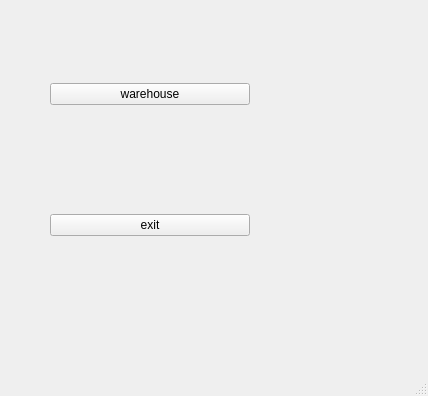
Above: src/mainwindow.ui from AlexeyProg/warehouse before the change. Below: the same form after it.
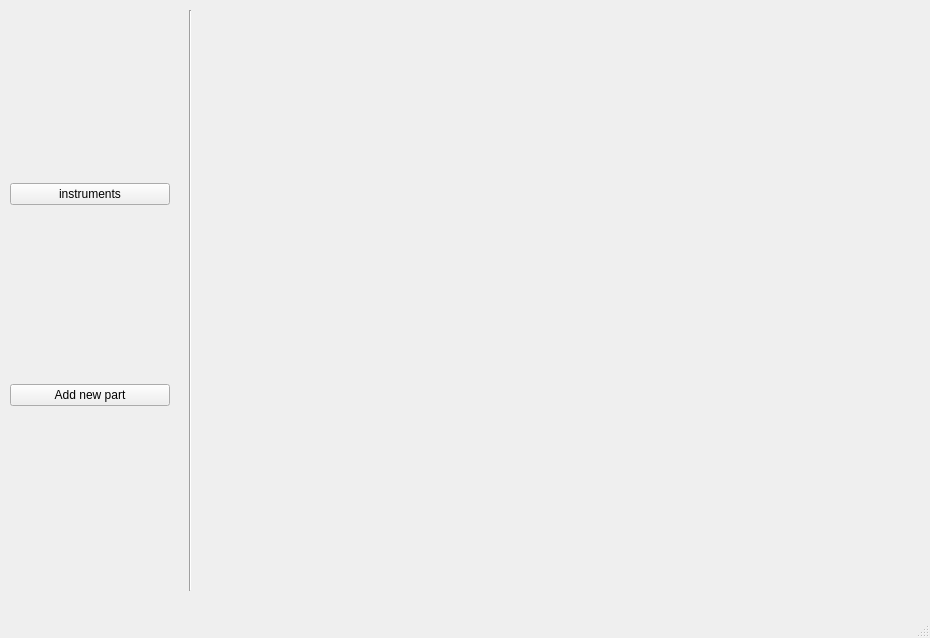
That is the form after the change.

Commit message: add item structure, some pictures of instruments

Patch:
```diff
--- a/src/mainwindow.ui
+++ b/src/mainwindow.ui
@@ -6,8 +6,8 @@
    <rect>
     <x>0</x>
     <y>0</y>
-    <width>428</width>
-    <height>396</height>
+    <width>930</width>
+    <height>638</height>
    </rect>
   </property>
   <property name="windowTitle">
@@ -17,57 +17,53 @@
    <widget class="QWidget" name="verticalLayoutWidget">
     <property name="geometry">
      <rect>
-      <x>50</x>
-      <y>20</y>
-      <width>321</width>
-      <height>281</height>
+      <x>10</x>
+      <y>10</y>
+      <width>160</width>
+      <height>571</height>
      </rect>
     </property>
     <layout class="QVBoxLayout" name="verticalLayout">
      <item>
-      <widget class="QPushButton" name="pushButton_warehouse">
-       <property name="maximumSize">
-        <size>
-         <width>200</width>
-         <height>16777215</height>
-        </size>
-       </property>
+      <widget class="QPushButton" name="pushButton_instruments">
        <property name="text">
-        <string>warehouse</string>
+        <string>instruments</string>
        </property>
       </widget>
      </item>
      <item>
-      <spacer name="verticalSpacer">
-       <property name="orientation">
-        <enum>Qt::Vertical</enum>
-       </property>
-       <property name="sizeType">
-        <enum>QSizePolicy::Preferred</enum>
-       </property>
-       <property name="sizeHint" stdset="0">
-        <size>
-         <width>20</width>
-         <height>40</height>
-        </size>
-       </property>
-      </spacer>
-     </item>
-     <item>
-      <widget class="QPushButton" name="pushButton_quit">
-       <property name="maximumSize">
-        <size>
-         <width>200</width>
-         <height>16777215</height>
-        </size>
-       </property>
+      <widget class="QPushButton" name="pushButton_add_part">
        <property name="text">
-        <string>exit</string>
+        <string>Add new part</string>
        </property>
       </widget>
      </item>
     </layout>
    </widget>
+   <widget class="QWidget" name="gridLayoutWidget">
+    <property name="geometry">
+     <rect>
+      <x>200</x>
+      <y>10</y>
+      <width>671</width>
+      <height>571</height>
+     </rect>
+    </property>
+    <layout class="QGridLayout" name="gridLayout"/>
+   </widget>
+   <widget class="Line" name="line">
+    <property name="geometry">
+     <rect>
+      <x>180</x>
+      <y>10</y>
+      <width>20</width>
+      <height>581</height>
+     </rect>
+    </property>
+    <property name="orientation">
+     <enum>Qt::Vertical</enum>
+    </property>
+   </widget>
   </widget>
   <widget class="QMenuBar" name="menubar">
    <property name="geometry">
```
Left out of the diff: 4 changed lines with no effect on the pictures. The commit also changes 17 other files.
